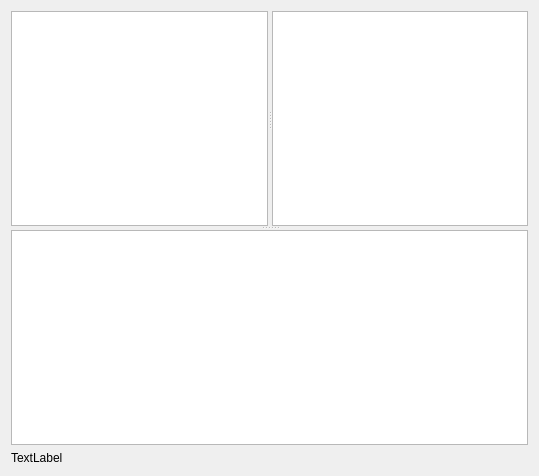
Old version of the form src/remoteview.ui in the repository kitech/nullfxp.
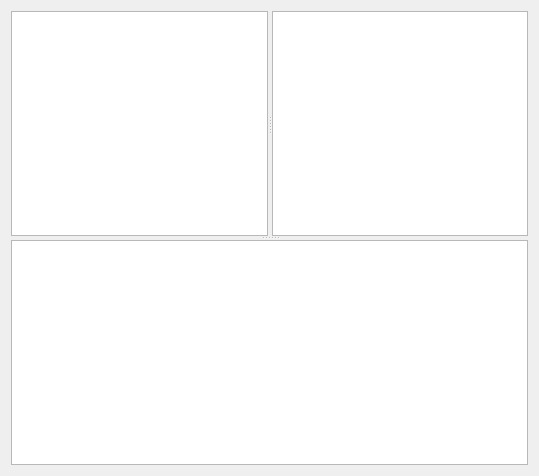
New version of the form.

The edit to the form file:
```diff
--- a/src/remoteview.ui
+++ b/src/remoteview.ui
@@ -74,7 +74,7 @@
      </widget>
      <widget class="QListView" name="listView" >
       <property name="sizePolicy" >
-       <sizepolicy vsizetype="Minimum" hsizetype="Expanding" >
+       <sizepolicy vsizetype="Expanding" hsizetype="Expanding" >
         <horstretch>0</horstretch>
         <verstretch>0</verstretch>
        </sizepolicy>
@@ -85,17 +85,6 @@
      </widget>
     </widget>
    </item>
-   <item>
-    <layout class="QHBoxLayout" >
-     <item>
-      <widget class="QLabel" name="label" >
-       <property name="text" >
-        <string>TextLabel</string>
-       </property>
-      </widget>
-     </item>
-    </layout>
-   </item>
   </layout>
  </widget>
  <resources/>
```
